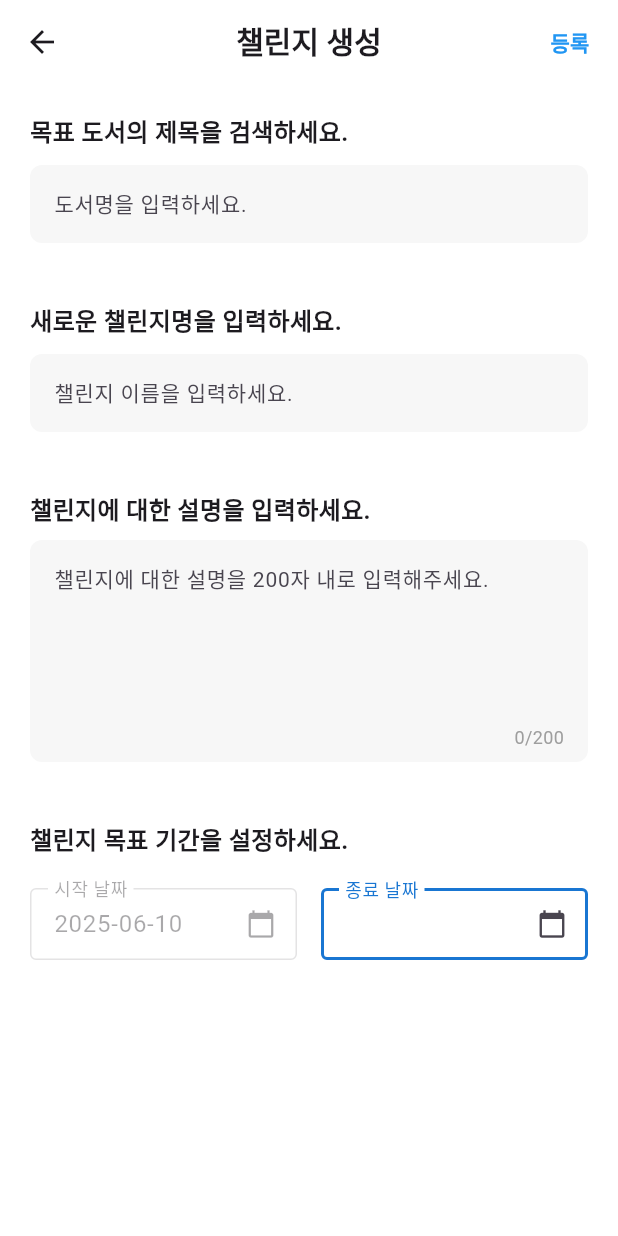
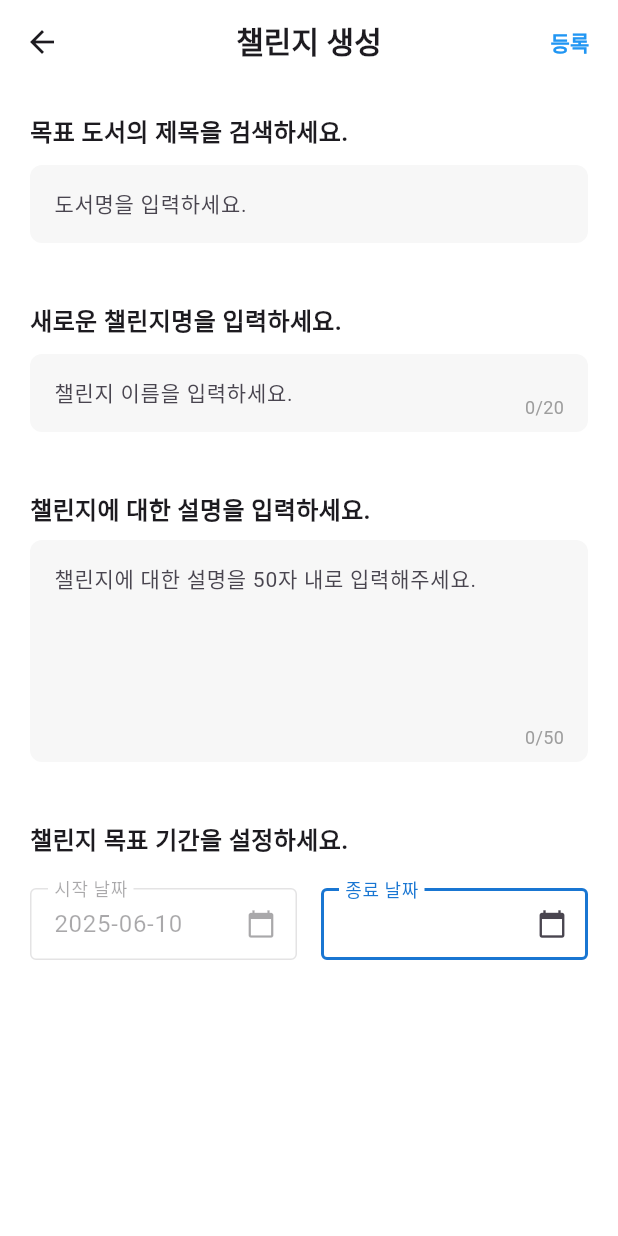
Before and after one commit to sarang82/book-challenge, a Flutter app: the ChallengeAddScreen screen opened by its route, on a phone screen of 412 x 824 dp. Run offline on Flutter 3.47's test engine with Material 3 defaults, Android fonts, the phone set to English and light mode, and no system bars; our stand-ins replace cloud_firestore, connectivity_plus, firebase_auth, firebase_core, firebase_messaging, flutter_dotenv and 4 more; missing offline and left inert: kakao_flutter_sdk_user; accounts and stored records are empty; network calls fail.

Commit message:
feat: 챌린지 글자 수 제한, 설명 띄우기

```diff
--- a/lib/screens/challenge_add_screen.dart
+++ b/lib/screens/challenge_add_screen.dart
@@ -315,19 +315,27 @@ class _ChallengeAddScreenState extends State<ChallengeAddScreen> with SingleTick
               SizedBox(height:40),
 
               //챌린지명
-              const Text('새로운 챌린지명을 입력하세요.',
+              const Text(
+                '새로운 챌린지명을 입력하세요.',
                 style: TextStyle(
                   fontWeight: FontWeight.w600,
-                  fontSize: 16,),
+                  fontSize: 16,
+                ),
               ),
               const SizedBox(height: 10),
+              Stack(
+                children: [
                   TextField(
                     controller: _titleController,
+                    maxLength: 20, // 글자수 제한
+                    buildCounter: (BuildContext context, {
+                      required int currentLength,
+                      required bool isFocused,
+                      required int? maxLength,
+                    }) => null, // 기본 카운터 제거
                     decoration: InputDecoration(
                       hintText: '챌린지 이름을 입력하세요.',
-                  hintStyle: const TextStyle(
-                    fontSize: 14,
-                  ),
+                      hintStyle: const TextStyle(fontSize: 14),
                       border: OutlineInputBorder(
                         borderRadius: BorderRadius.circular(8),
                         borderSide: BorderSide.none,
@@ -337,6 +345,25 @@ class _ChallengeAddScreenState extends State<ChallengeAddScreen> with SingleTick
                       contentPadding: const EdgeInsets.symmetric(
                           horizontal: 12, vertical: 14),
                     ),
+                  ),
+                  Positioned(
+                    right: 16,
+                    bottom: 8,
+                    child: ValueListenableBuilder<TextEditingValue>(
+                      valueListenable: _titleController,
+                      builder: (context, value, child) {
+                        final currentLength = value.text.length;
+                        return Text(
+                          '$currentLength/20',
+                          style: const TextStyle(
+                            fontSize: 12,
+                            color: Colors.grey,
+                          ),
+                        );
+                      },
+                    ),
+                  ),
+                ],
               ),
 
               const SizedBox(height: 40), //각 폼 띄우기..
@@ -353,7 +380,7 @@ class _ChallengeAddScreenState extends State<ChallengeAddScreen> with SingleTick
                   TextField(
                     controller: _descriptionController,
                     maxLines: 5,
-                    maxLength: 200,
+                    maxLength: 50,
                     // 텍스트 길이 제한은 유지
                     buildCounter: (BuildContext context, {
                       required int currentLength,
@@ -362,7 +389,7 @@ class _ChallengeAddScreenState extends State<ChallengeAddScreen> with SingleTick
                     }) => null,
                     // 기본 카운터 제거
                     decoration: InputDecoration(
-                      hintText: '챌린지에 대한 설명을 200자 내로 입력해주세요.',
+                      hintText: '챌린지에 대한 설명을 50자 내로 입력해주세요.',
                       hintStyle: const TextStyle(fontSize: 14),
                       border: OutlineInputBorder(
                         borderRadius: BorderRadius.circular(8),
@@ -382,7 +409,7 @@ class _ChallengeAddScreenState extends State<ChallengeAddScreen> with SingleTick
                       builder: (context, value, child) {
                         final currentLength = value.text.length;
                         return Text(
-                          '$currentLength/200',
+                          '$currentLength/50',
                           style: const TextStyle(
                             fontSize: 12,
                             color: Colors.grey,
--- a/lib/screens/challenge_info_screen.dart
+++ b/lib/screens/challenge_info_screen.dart
@@ -120,7 +120,19 @@ class _ChallengeInfoScreenState extends State<ChallengeInfoScreen> {
             style: const TextStyle(fontSize: 18, fontWeight: FontWeight.bold),
             textAlign: TextAlign.center,
           ),
-          const SizedBox(height: 4),
+          const SizedBox(height: 8),
+          // 챌린지 설명 추가
+          Padding(
+            padding: const EdgeInsets.symmetric(horizontal: 16.0),
+            child: Text(
+              widget.challenge.description,
+              style: const TextStyle(fontSize: 14, color: Colors.grey),
+              textAlign: TextAlign.center,
+              maxLines: 2,
+              overflow: TextOverflow.ellipsis,
+            ),
+          ),
+          const SizedBox(height: 8),
           Text(
             '${widget.challenge.startDate.toLocal().toString().split(' ')[0]} - '
                 '${widget.challenge.endDate.toLocal().toString().split(' ')[0]}',
@@ -129,7 +141,7 @@ class _ChallengeInfoScreenState extends State<ChallengeInfoScreen> {
           const SizedBox(height: 12),
 
           // ────────────────────────────────────────────────────────────────
-          // DefaultTabController: “오늘의 여정” vs “히스토리” 탭
+          // DefaultTabController: "오늘의 여정" vs "히스토리" 탭
           // ────────────────────────────────────────────────────────────────
           DefaultTabController(
             length: 2,
@@ -171,7 +183,7 @@ class _ChallengeInfoScreenState extends State<ChallengeInfoScreen> {
   }
 
   // ────────────────────────────────────────────────────────────────────────
-  // “오늘의 여정” (진행 중) 화면
+  // "오늘의 여정" (진행 중) 화면
   // ────────────────────────────────────────────────────────────────────────
   Widget _buildTodayTab(double progress) {
     return Column(
@@ -326,22 +338,22 @@ class _ChallengeInfoScreenState extends State<ChallengeInfoScreen> {
 
 
   // ────────────────────────────────────────────────────────────────────────
-  // “완료 정보” (실패 or 성공) 화면 ─────────────────────────────────────────────
+  // "완료 정보" (실패 or 성공) 화면 ─────────────────────────────────────────────
   //
-  // Case 2: 실패하지 않고 “성공” (pagesRead ≥ itemPage, 기간 남아있음 or 기간 경과)
-  // Case 3: “기간 경과”로 인해 실패 (pagesRead < itemPage, 기간 경과)
+  // Case 2: 실패하지 않고 "성공" (pagesRead ≥ itemPage, 기간 남아있음 or 기간 경과)
+  // Case 3: "기간 경과"로 인해 실패 (pagesRead < itemPage, 기간 경과)
   //
   // 두 경우 모두 이 메서드가 호출됩니다. 내부에서 pagesRead와 종료일을 체크하여
-  // - Case 2 → “성공” UI
-  // - Case 3 → “실패” UI (“과거 진행률 확인” 버튼 포함)
+  // - Case 2 → "성공" UI
+  // - Case 3 → "실패" UI ("과거 진행률 확인" 버튼 포함)
   // ────────────────────────────────────────────────────────────────────────
   Widget _buildFailureOrSuccessTab(double progress, bool isChallengeCompleted) {
-    // “완료 성공” (pagesRead ≥ itemPage, 기간 남았든 경과했든 상관없이 모두 성공 간주)
+    // "완료 성공" (pagesRead ≥ itemPage, 기간 남았든 경과했든 상관없이 모두 성공 간주)
     if (totalPagesRead >= widget.challenge.itemPage) {
       return _buildSuccessTab(progress);
     }
 
-    // “실패” (pagesRead < itemPage & 기간 경과) → _buildFailureTab 반환
+    // "실패" (pagesRead < itemPage & 기간 경과) → _buildFailureTab 반환
     return _buildFailureTab(progress);
   }
 
@@ -358,7 +370,7 @@ class _ChallengeInfoScreenState extends State<ChallengeInfoScreen> {
           crossAxisAlignment: CrossAxisAlignment.center,
           children: [
             if (!_showProgressDetails) ...[
-              // “성공 메시지” 영역
+              // "성공 메시지" 영역
               const SizedBox(height: 40),
               const Icon(
                 Icons.emoji_events,
@@ -382,7 +394,7 @@ class _ChallengeInfoScreenState extends State<ChallengeInfoScreen> {
               ),
               const SizedBox(height: 16),
             ] else ...[
-              // “그래프” 영역 (토글 후 표시)
+              // "그래프" 영역 (토글 후 표시)
               const SizedBox(height: 40),
               Container(
                 width: 200,
@@ -427,7 +439,7 @@ class _ChallengeInfoScreenState extends State<ChallengeInfoScreen> {
             ],
 
             const SizedBox(height: 16),
-            // “과거 진행률 확인” ↔ “뒤로” 버튼
+            // "과거 진행률 확인" ↔ "뒤로" 버튼
             ElevatedButton(
               onPressed: () {
                 setState(() {
@@ -452,7 +464,7 @@ class _ChallengeInfoScreenState extends State<ChallengeInfoScreen> {
 
 
   // ────────────────────────────────────────────────────────────────────────
-  // 케이스 3 (기간 경과로 인한 실패) 전용 위젯: “챌린지를 완료하지 못했습니다” 메시지 → 접히는 “과거 진행률 확인” 버튼
+  // 케이스 3 (기간 경과로 인한 실패) 전용 위젯: "챌린지를 완료하지 못했습니다" 메시지 → 접히는 "과거 진행률 확인" 버튼
   // ────────────────────────────────────────────────────────────────────────
   bool _showProgressDetails = false;
 
@@ -540,7 +552,7 @@ class _ChallengeInfoScreenState extends State<ChallengeInfoScreen> {
             ],
 
             const SizedBox(height: 16),
-            // “과거 진행률 확인” / “뒤로” 버튼
+            // "과거 진행률 확인" / "뒤로" 버튼
             ElevatedButton(
               onPressed: () {
                 setState(() {
```
Lines whose indentation alone changed are shown as unchanged.
